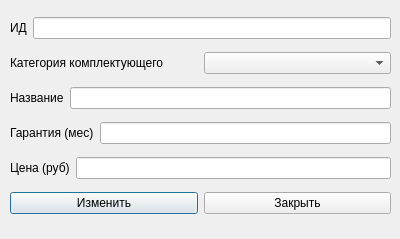
Qt form src/setcomponentdialog.ui (f0rw4rd-dev/hse-hsms-wpf) before a commit.
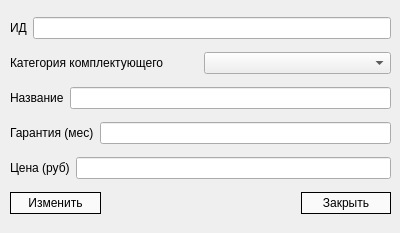
The same form after that commit.

What changed in the file:
```diff
--- a/src/setcomponentdialog.ui
+++ b/src/setcomponentdialog.ui
@@ -7,7 +7,7 @@
     <x>0</x>
     <y>0</y>
     <width>400</width>
-    <height>239</height>
+    <height>233</height>
    </rect>
   </property>
   <property name="windowTitle">
@@ -94,9 +94,30 @@
      </layout>
     </item>
     <item>
-     <layout class="QHBoxLayout" name="horizontalLayout_2">
+     <layout class="QHBoxLayout" name="horizontalLayout_2" stretch="0,0">
+      <property name="spacing">
+       <number>200</number>
+      </property>
       <item>
        <widget class="QPushButton" name="buttonSetComponent">
+        <property name="styleSheet">
+         <string notr="true">QPushButton
+{
+background-color: rgb(250, 250, 250);
+border: 1px solid black;
+padding: 3px;
+}
+
+QPushButton:pressed
+{
+background-color: rgb(240, 240, 240);
+}
+
+QPushButton:hover:!pressed
+{
+background-color: rgb(240, 240, 240);
+}</string>
+        </property>
         <property name="text">
          <string>Изменить</string>
         </property>
@@ -104,6 +125,24 @@
       </item>
       <item>
        <widget class="QPushButton" name="buttonCloseDialog">
+        <property name="styleSheet">
+         <string notr="true">QPushButton
+{
+background-color: rgb(250, 250, 250);
+border: 1px solid black;
+padding: 3px;
+}
+
+QPushButton:pressed
+{
+background-color: rgb(240, 240, 240);
+}
+
+QPushButton:hover:!pressed
+{
+background-color: rgb(240, 240, 240);
+}</string>
+        </property>
         <property name="text">
          <string>Закрыть</string>
         </property>
```
